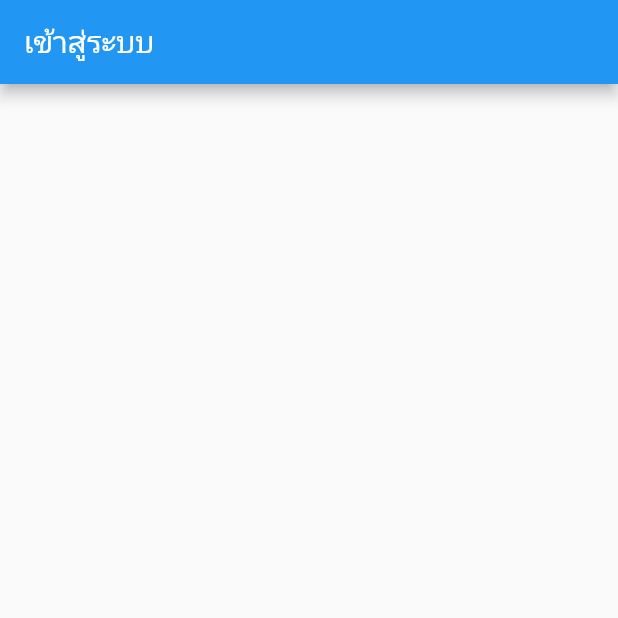
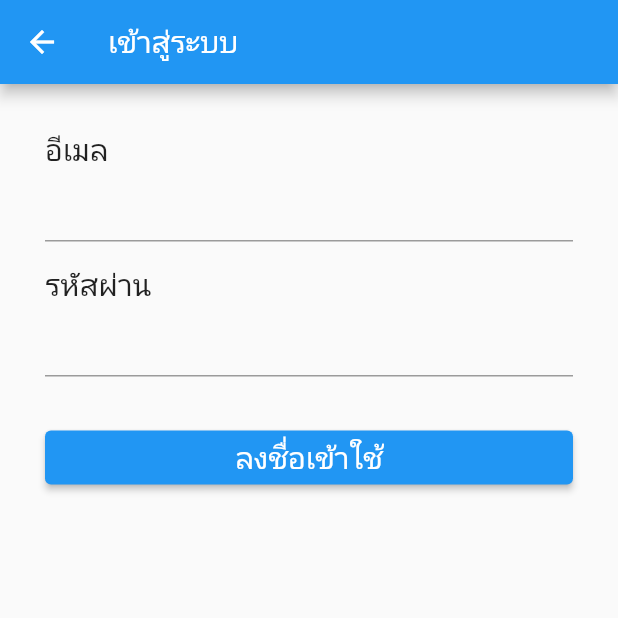
Before and after one commit to chanin-nusang/Flutter_firebase, a Flutter app: the LoginScreen screen opened directly, on a phone screen of 412 x 824 dp, the top half of it. Run offline on Flutter 3.47's test engine with Material 2 defaults, Android fonts, the phone set to English and light mode, and no system bars; our stand-ins replace cloud_firestore, firebase_auth, firebase_core, flutter_svg, fluttertoast, form_field_validator; accounts and stored records are empty.

```diff
--- a/lib/screen/home_screen.dart
+++ b/lib/screen/home_screen.dart
@@ -28,7 +28,7 @@ class HomeScreen extends StatelessWidget {
                 width: double.infinity,
                 child: ElevatedButton.icon(
                     onPressed: () {
-                      Navigator.pushReplacement(context,
+                      Navigator.push(context,
                           MaterialPageRoute(builder: (context) {
                         return RegisterScreen();
                       }));
@@ -43,7 +43,7 @@ class HomeScreen extends StatelessWidget {
                 width: double.infinity,
                 child: ElevatedButton.icon(
                     onPressed: () {
-                      Navigator.pushReplacement(context,
+                      Navigator.push(context,
                           MaterialPageRoute(builder: (context) {
                         return LoginScreen();
                       }));
--- a/lib/screen/login_screen.dart
+++ b/lib/screen/login_screen.dart
@@ -1,4 +1,11 @@
+import 'package:firebase_auth/firebase_auth.dart';
+import 'package:firebase_core/firebase_core.dart';
 import 'package:flutter/material.dart';
+import 'package:flutter_firebase/main.dart';
+import 'package:flutter_firebase/model/profile.dart';
+import 'package:flutter_firebase/screen/home_screen.dart';
+import 'package:fluttertoast/fluttertoast.dart';
+import 'package:form_field_validator/form_field_validator.dart';
 
 class LoginScreen extends StatefulWidget {
   @override
@@ -6,12 +13,117 @@ class LoginScreen extends StatefulWidget {
 }
 
 class _LoginScreenState extends State<LoginScreen> {
+  final formKey = GlobalKey<FormState>();
+  Profile profile = Profile();
+  final Future<FirebaseApp> firebase = Firebase.initializeApp();
+
   @override
   Widget build(BuildContext context) {
-    return Scaffold(
-      appBar: AppBar(
-        title: Text("เข้าสู่ระบบ"),
-      ),
-    );
+    return FutureBuilder(
+        future: firebase,
+        builder: (context, snapshot) {
+          if (snapshot.hasError) {
+            return Scaffold(
+              appBar: AppBar(
+                title: Text("Error"),
+              ),
+              body: Center(
+                child: Text("${snapshot.error}"),
+              ),
+            );
+          }
+          if (snapshot.connectionState == ConnectionState.done) {
+            return Scaffold(
+              appBar: AppBar(
+                title: Text("เข้าสู่ระบบ"),
+              ),
+              body: Container(
+                child: Padding(
+                  padding: const EdgeInsets.all(30.0),
+                  child: Form(
+                      key: formKey,
+                      child: SingleChildScrollView(
+                        child: Column(
+                          crossAxisAlignment: CrossAxisAlignment.start,
+                          children: [
+                            Text(
+                              "อีเมล",
+                              style: TextStyle(fontSize: 20),
+                            ),
+                            TextFormField(
+                              validator: MultiValidator([
+                                RequiredValidator(errorText: "กรุณาป้อนอีเมล"),
+                                EmailValidator(
+                                    errorText: "รูปแบบอีเมลไม่ถูกต้อง")
+                              ]),
+                              keyboardType: TextInputType.emailAddress,
+                              onSaved: (String email) {
+                                profile.email = email;
+                              },
+                            ),
+                            SizedBox(
+                              height: 15,
+                            ),
+                            Text(
+                              "รหัสผ่าน",
+                              style: TextStyle(fontSize: 20),
+                            ),
+                            TextFormField(
+                                validator: RequiredValidator(
+                                    errorText: "กรุณาป้อนรหัสผ่าน"),
+                                obscureText: true,
+                                onSaved: (String password) {
+                                  profile.password = password;
+                                }),
+                            SizedBox(
+                              height: 30,
+                            ),
+                            SizedBox(
+                              width: double.infinity,
+                              child: ElevatedButton(
+                                  onPressed: () async {
+                                    if (formKey.currentState.validate()) {
+                                      formKey.currentState.save();
+                                      try {
+                                        await FirebaseAuth.instance
+                                            .signInWithEmailAndPassword(
+                                                email: profile.email,
+                                                password: profile.password)
+                                            .then((value) {
+                                          formKey.currentState.reset();
+                                          Navigator.pushReplacement(context,
+                                              MaterialPageRoute(
+                                                  builder: (context) {
+                                            return MyHomePage();
+                                          }));
+                                        });
+                                      } on FirebaseAuthException catch (e) {
+                                        Fluttertoast.showToast(
+                                            msg: e.message,
+                                            gravity: ToastGravity.CENTER);
+                                        // print(e.code);
+                                        // print(e.message);
+                                      }
+                                    }
+                                  },
+                                  child: Text("ลงชื่อเข้าใช้",
+                                      style: TextStyle(fontSize: 20))),
+                            )
+                          ],
+                        ),
+                      )),
+                ),
+              ),
+            );
+          }
+          return Scaffold(
+            appBar: AppBar(
+              title: Text("สร้างบัญชีผู้ใช้"),
+            ),
+            body: Center(
+              child: CircularProgressIndicator(),
+            ),
+          );
+        });
   }
 }
```
Also changed, not shown: lib/main.dart (+5 -3 lines), lib/screen/welcome_screen.dart (added, +24 -0 lines).
